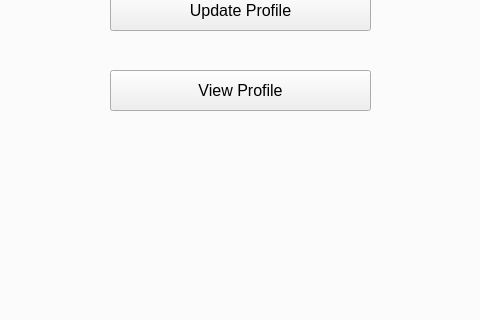
Before: the Qt Designer form mainpage.ui in santabou/JobMatch, drawn with Qt 5; both pictures show x 132 to 612 and y 166 to 486 of the 800 by 600 pixel window.
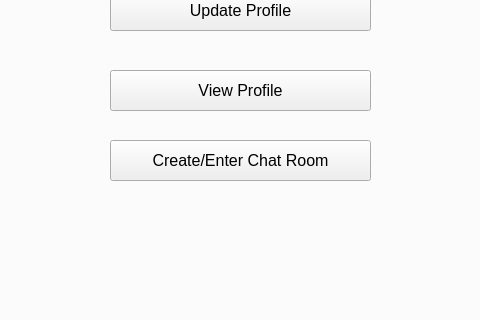
After: the same form once the commit is applied. The open tabs and pages were chosen to show the change.

Commit message: add basic chat

The edit to the form file:
```diff
--- a/mainpage.ui
+++ b/mainpage.ui
@@ -99,6 +99,24 @@
        <string>View Profile</string>
       </property>
      </widget>
+     <widget class="QPushButton" name="gochat">
+      <property name="geometry">
+       <rect>
+        <x>220</x>
+        <y>270</y>
+        <width>261</width>
+        <height>41</height>
+       </rect>
+      </property>
+      <property name="font">
+       <font>
+        <pointsize>12</pointsize>
+       </font>
+      </property>
+      <property name="text">
+       <string>Create/Enter Chat Room</string>
+      </property>
+     </widget>
     </widget>
    </widget>
   </widget>
```
The commit also changes 9 other files.
